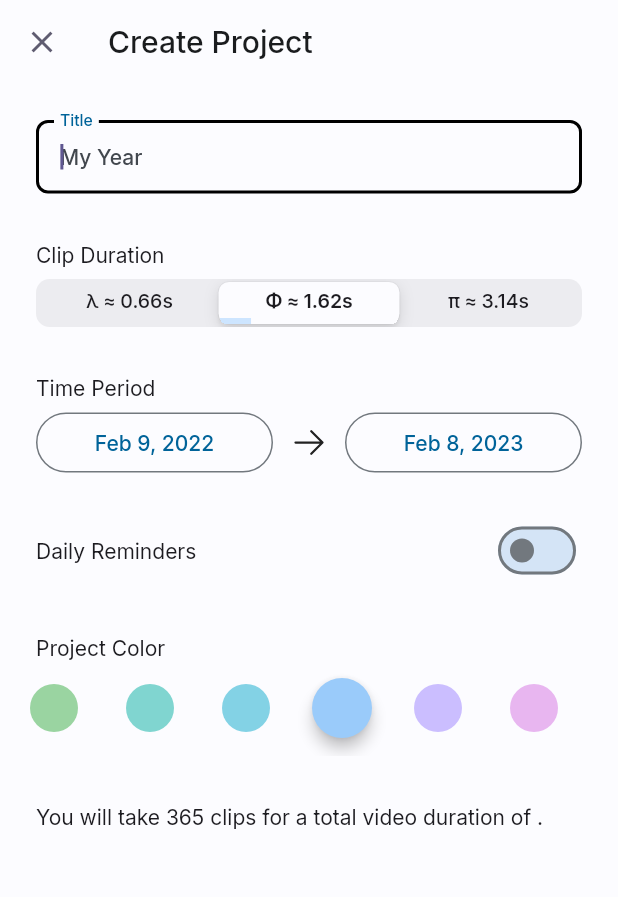
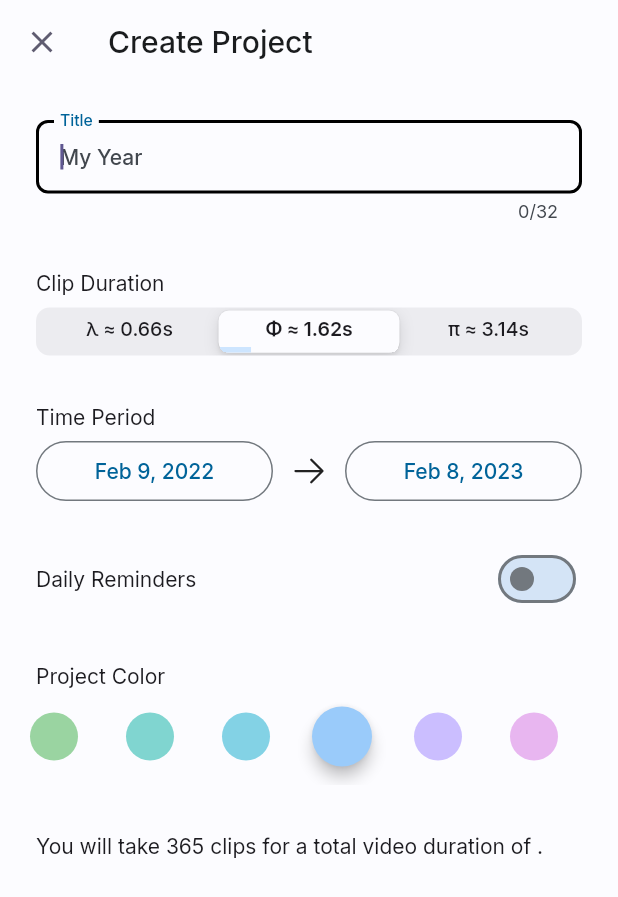
Before and after one commit to no-one-works/broody, a Flutter app: the ProjectDetailsPage screen opened by its route, on a phone screen of 412 x 824 dp. Shown: the top 897 px of the screen. Run offline on Flutter 3.47's test engine with Material 2 defaults, Android fonts, the light colour scheme and no system bars; our stand-ins replace adaptive_dialog, auto_route, auto_size_text, blur, dartx, flutter_blurhash and 21 more; missing offline and left inert: blobs, blurhash_dart, duration, ffmpeg_kit_flutter_min_gpl, photo_manager, video_thumbnail; accounts and stored records are empty; generated files the repository leaves out were written again.

Commit message:
limit project name length

```diff
--- a/lib/service/datasources/compilation/compilation.datasource.dart
+++ b/lib/service/datasources/compilation/compilation.datasource.dart
@@ -154,8 +154,9 @@ class CompilationDatasource extends ICompilationDatasource {
     final outputCompilationName = compilation.month == null
         ? compilation.projectTitle
         : "${compilation.projectTitle}-${compilation.month}";
-    final filename =
-        outputCompilationName.replaceAll(RegExp(r'[ /\\?%*:|"<>]'), '-');
+    final filename = outputCompilationName
+        .replaceAll(RegExp(r'[ /\\?%*:|"<>]'), '-')
+        .substring(0, 64);
     return filename + extension;
   }
 }
--- a/lib/ui/project_details/project_details.page.dart
+++ b/lib/ui/project_details/project_details.page.dart
@@ -126,6 +126,7 @@ class ProjectDetailsPage extends HookConsumerWidget {
                           TextField(
                             controller: titleController,
                             onChanged: notifier.setTitle,
+                            maxLength: 32,
                             autofocus: state is ProjectDetailsCreating,
                             textCapitalization: TextCapitalization.words,
                             decoration: InputDecoration(
```
